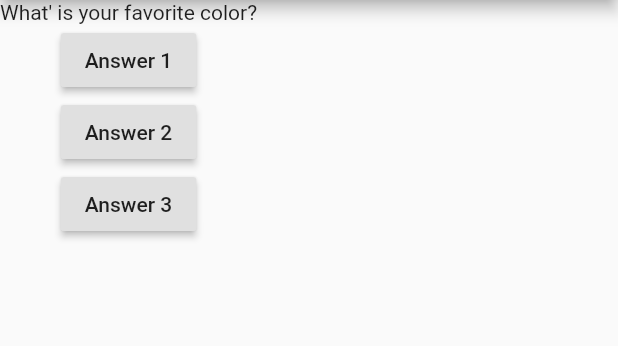
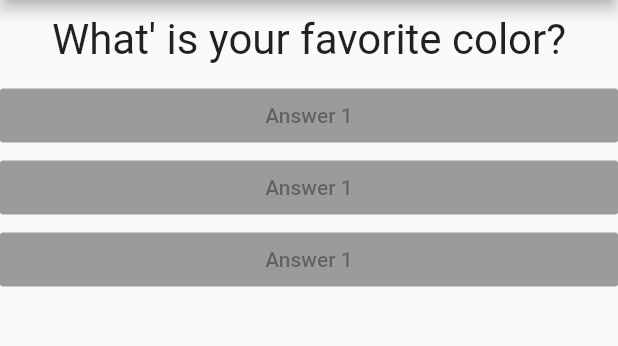
Before and after one commit to BoldtJ/learn-flutter, a Flutter app: the screen it shows after launch, on a phone screen of 412 x 824 dp, the part 84-430 px from its top. Run offline on Flutter 3.47's test engine with Material 2 defaults, Android fonts, the phone set to English and light mode, and no system bars.

Commit message:
created answer widget

```diff
--- /dev/null
+++ b/lib/answer.dart
@@ -0,0 +1,15 @@
+import 'package:flutter/material.dart';
+
+class Answer extends StatelessWidget {
+  @override
+  Widget build(BuildContext context) {
+    return Container(
+      width: double.infinity,
+      child: RaisedButton(
+              color: Colors.blue,
+              child: Text('Answer 1'),
+              onPressed: null,
+            ),
+    );
+  }
+}
--- a/lib/main.dart
+++ b/lib/main.dart
@@ -1,6 +1,7 @@
 import 'package:flutter/material.dart';
 
 import './question.dart';
+import './answer.dart';
 
 // void main() {
 //   runApp(MyApp());
@@ -44,20 +45,9 @@ class _MyAppState extends State<MyApp> {
             Question(
               questionText: questions[_questionIndex]
               ),
-            RaisedButton(
-              child: Text('Answer 1'),
-              onPressed: _answerQuestion,
-            ),
-            RaisedButton(
-              child: Text('Answer 2'),
-              onPressed: () => print('Answer 2 chosen!'),
-            ),
-            RaisedButton(
-              child: Text('Answer 3'),
-              onPressed: () {
-                print('Answer 3 chosen!');
-              },
-            ),
+            Answer(),
+            Answer(),
+            Answer(),
           ],
         ),
       ),
--- a/lib/question.dart
+++ b/lib/question.dart
@@ -7,6 +7,14 @@ class Question extends StatelessWidget {
 
   @override
   Widget build(BuildContext context) {
-    return Text(questionText);
+    return Container(
+      width: double.infinity,
+      margin: EdgeInsets.all(10),
+      child: Text(
+        questionText,
+        style: TextStyle(fontSize: 28),
+        textAlign: TextAlign.center,
+      ),
+    );
   }
 }
```
